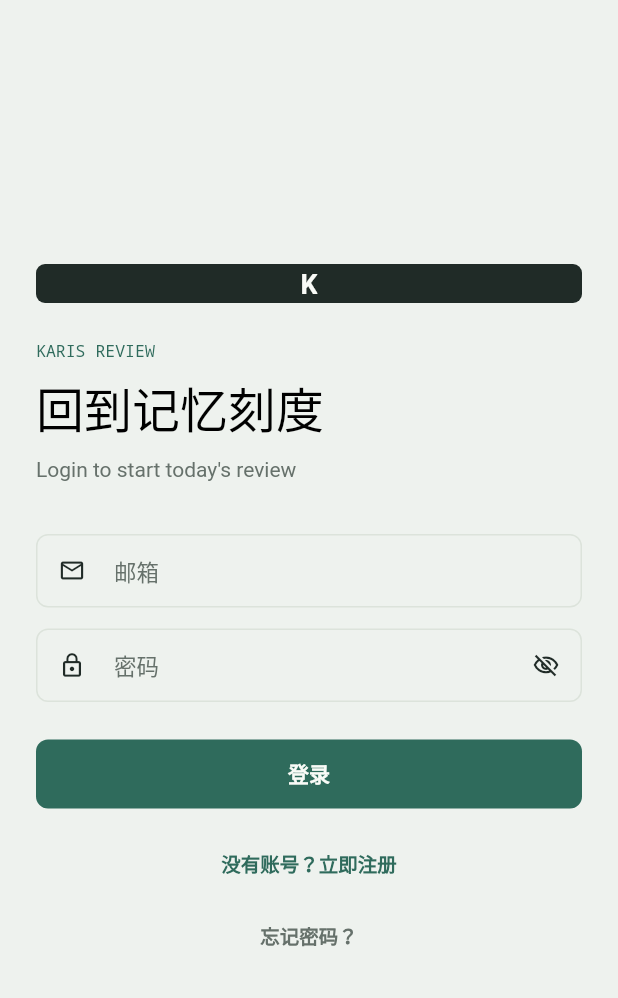
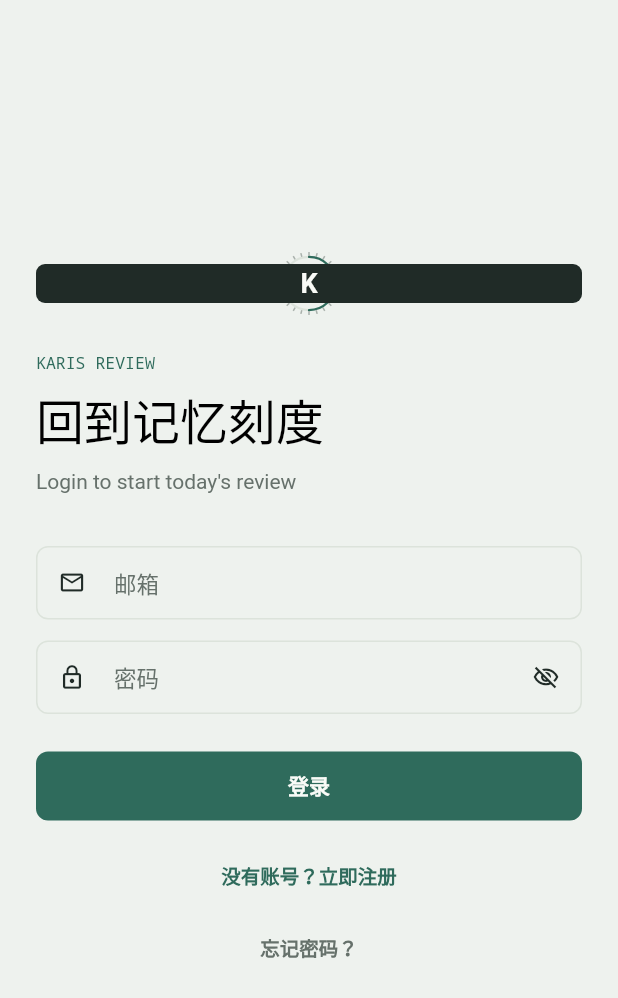
Before and after one commit to ISO-N/karis-review, a Flutter app: the screen it shows after launch, on a phone screen of 412 x 824 dp. Shown: the top 998 px of the screen. Run offline on Flutter 3.47's test engine with Material 3 defaults, Android fonts, the phone set to English and light mode, and no system bars; our stand-ins replace dio, drift, drift_flutter, file_picker, fixnum, flutter_highlight and 3 more; missing offline and left inert: flutter_math_fork, flutter_quill, highlight, protobuf; accounts and stored records are empty; generated files the repository leaves out were written again; Roboto replaces fonts that are missing (Noto Serif SC); statements that could not run were skipped.

Commit message:
feat(login): 登录页应用品牌字标签名 (login-brand)
- 手写K横条替换为 KarisGlyph(showRing:true), 统一品牌记忆点

```diff
--- a/frontend/lib/auth/pages/login_page.dart
+++ b/frontend/lib/auth/pages/login_page.dart
@@ -3,8 +3,9 @@
 import 'package:go_router/go_router.dart';
 
 import '../../app/theme.dart';
+import '../../shared/widgets/app_semantics.dart';
+import '../../shared/widgets/karis_glyph.dart';
 import '../../shared/widgets/section_widgets.dart';
-import '../../shared/widgets/app_semantics.dart';
 import '../providers/auth_provider.dart';
 
 import '../../l10n/app_localizations.dart';
@@ -65,24 +66,8 @@
                 child: Column(
                   crossAxisAlignment: CrossAxisAlignment.stretch,
                   children: [
-                    Container(
-                      width: 54,
-                      height: 26,
-                      alignment: Alignment.center,
-                      decoration: BoxDecoration(
-                        color: colors.ink,
-                        borderRadius: BorderRadius.circular(6),
-                      ),
-                      child: Text(
-                        'K',
-                        style: TextStyle(
-                          color: colors.surface,
-                          fontFamily: KarisTheme.displayFamily,
-                          fontSize: 18,
-                          fontWeight: FontWeight.w600,
-                        ),
-                      ),
-                    ),
+                    // 品牌签名：Karis 章 + 记忆刻度环，呼应下方"回到记忆刻度"。
+                    const KarisGlyph(showRing: true),
                     const SizedBox(height: 24),
                     const Kicker('KARIS REVIEW'),
                     const SizedBox(height: 8),
```
